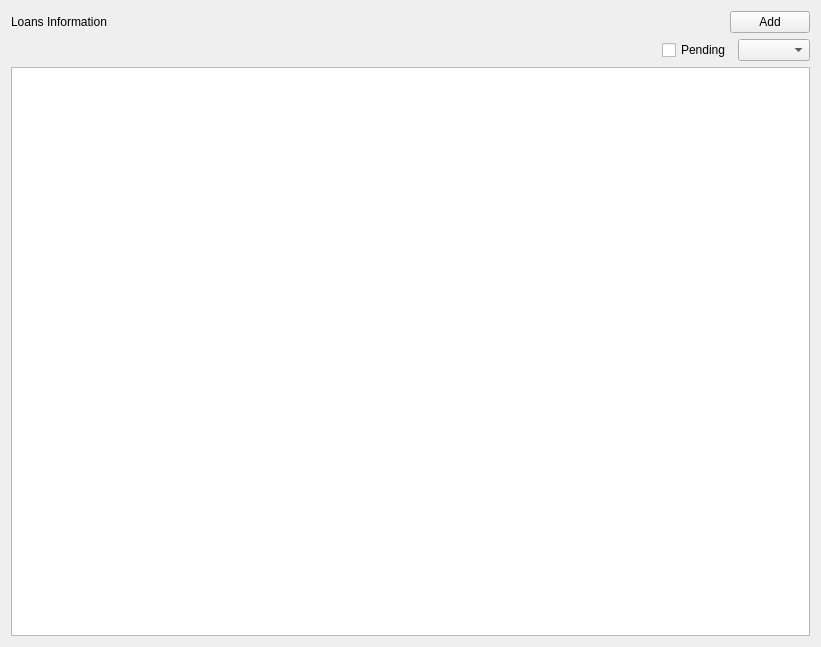
ahmedivy/hr-ms, file ui/widgets/loanwidget.ui: the form before one commit.
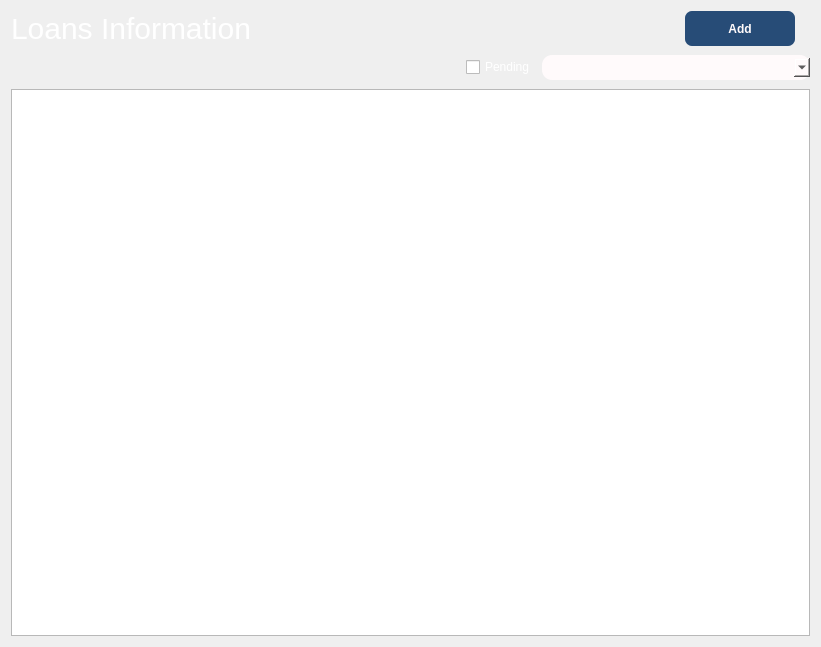
The form after the commit.

```diff
--- a/ui/widgets/loanwidget.ui
+++ b/ui/widgets/loanwidget.ui
@@ -22,6 +22,10 @@
         <layout class="QHBoxLayout" name="titleBar">
          <item>
           <widget class="QLabel" name="label">
+           <property name="styleSheet">
+            <string notr="true">font-size: 30px;
+color: white;</string>
+           </property>
            <property name="text">
             <string>Loans Information</string>
            </property>
@@ -42,6 +46,35 @@
          </item>
          <item>
           <widget class="QPushButton" name="addButton">
+           <property name="styleSheet">
+            <string notr="true">QPushButton{
+background-color: #274c77;
+color:#FFFAFB;
+font:bold;
+padding: 5px;
+border-radius:7px;
+width: 100px;
+margin-right:15px;
+height: 25px;
+}
+
+QPushButton:hover {
+  background-color: #4cc9f0;
+  color:black;
+font:bold;
+padding: 5px;
+border-radius:7px;
+}
+
+QPushButton:clicked{
+ background-color: rgb(255, 233, 67);
+  color:black;
+font:bold;
+padding: 3px;
+border-radius:10px;
+
+}</string>
+           </property>
            <property name="text">
             <string>Add</string>
            </property>
@@ -66,13 +99,26 @@
          </item>
          <item>
           <widget class="QCheckBox" name="pendingCheckbox">
+           <property name="styleSheet">
+            <string notr="true">color:white
+</string>
+           </property>
            <property name="text">
             <string>Pending</string>
            </property>
           </widget>
          </item>
          <item>
-          <widget class="QComboBox" name="orgField"/>
+          <widget class="QComboBox" name="orgField">
+           <property name="styleSheet">
+            <string notr="true">background-color:#FFFAFB;
+width:250px;
+height: 25px;
+margin: 3px 0;
+border-radius:10px;
+</string>
+           </property>
+          </widget>
          </item>
         </layout>
        </item>
```
